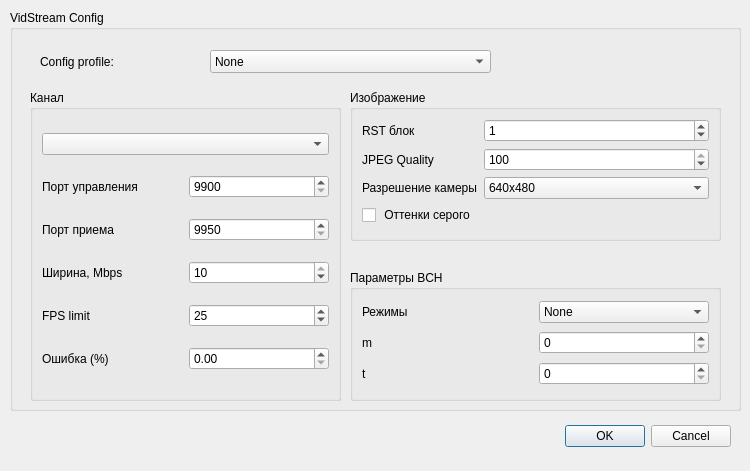
Above: src/qtgui/ui/settingsdialog.ui from snikulov/vidstream before the change. Below: the same form after it.
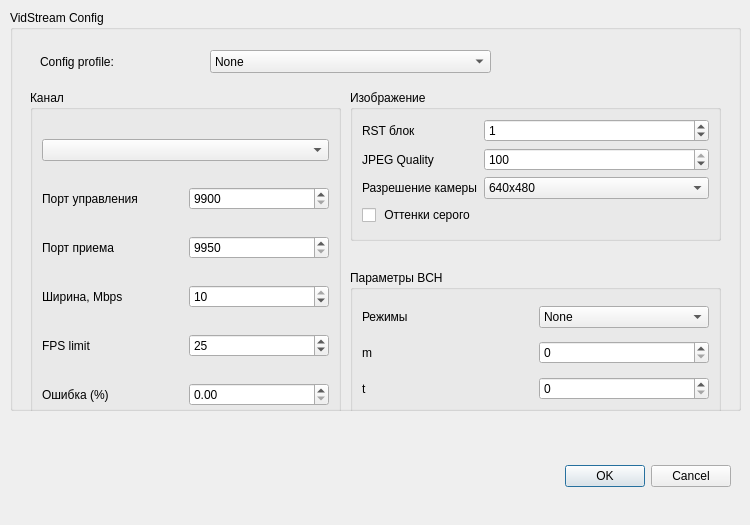
That is the form after the change.

```diff
--- a/src/qtgui/ui/settingsdialog.ui
+++ b/src/qtgui/ui/settingsdialog.ui
@@ -7,7 +7,7 @@
     <x>0</x>
     <y>0</y>
     <width>750</width>
-    <height>471</height>
+    <height>525</height>
    </rect>
   </property>
   <property name="windowTitle">
@@ -17,7 +17,7 @@
    <property name="geometry">
     <rect>
      <x>110</x>
-     <y>420</y>
+     <y>460</y>
      <width>621</width>
      <height>32</height>
     </rect>
@@ -53,7 +53,7 @@
       <x>20</x>
       <y>80</y>
       <width>311</width>
-      <height>311</height>
+      <height>351</height>
      </rect>
     </property>
     <property name="title">
@@ -264,7 +264,7 @@
       <x>340</x>
       <y>260</y>
       <width>371</width>
-      <height>131</height>
+      <height>151</height>
      </rect>
     </property>
     <property name="title">
```
Left out of the diff: 25 changed lines with no effect on the pictures.
